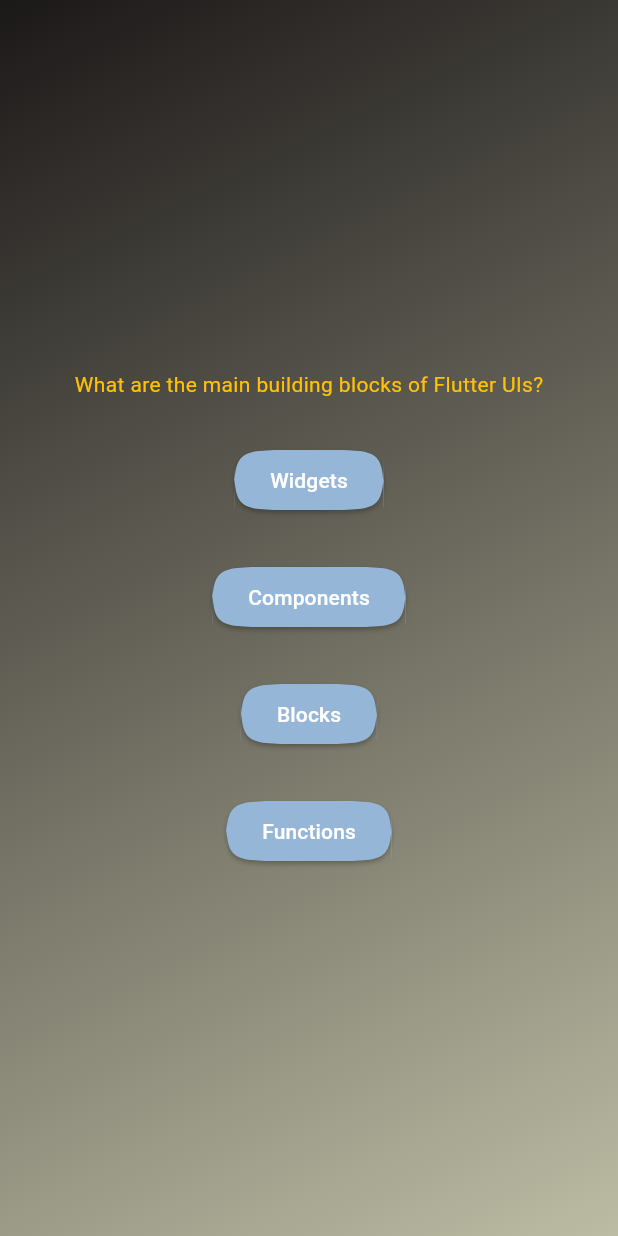
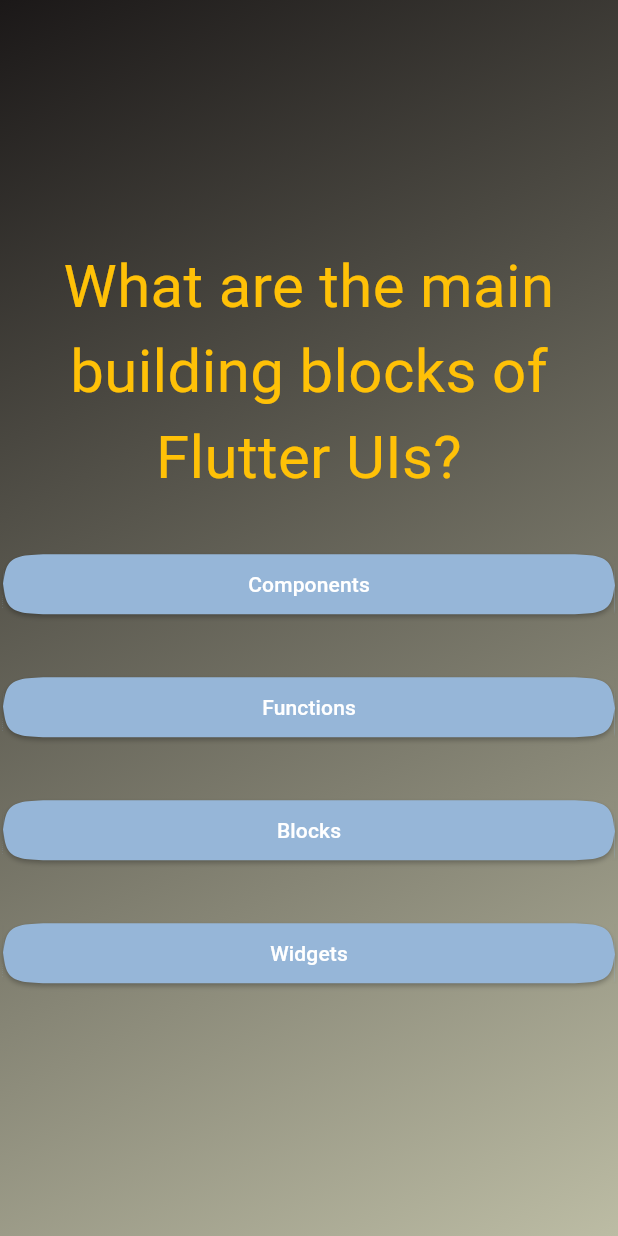
Before and after one commit to balayogigmcs/QuizApp, a Flutter app: the screen it shows after launch, after a tap on "Start Quiz", on a phone screen of 412 x 824 dp. Run offline on Flutter 3.47's test engine with Material 3 defaults, Android fonts, the phone set to English and light mode, and no system bars.

Commit message:
options shuffling

```diff
--- a/lib/answer_button.dart
+++ b/lib/answer_button.dart
@@ -9,7 +9,10 @@ class AnswerButton extends StatelessWidget {
 
   @override
   Widget build(context) {
-    return Column(
+    return Container(
+        margin: const EdgeInsets.all(2),
+        child: Column(
+          crossAxisAlignment: CrossAxisAlignment.stretch,
       children: [
         const SizedBox(
           height: 30,
@@ -26,6 +29,7 @@ class AnswerButton extends StatelessWidget {
           child: Text(answerText),
         ),
       ],
+        ),
     );
   }
 }
--- a/lib/models/quiz_question.dart
+++ b/lib/models/quiz_question.dart
@@ -3,4 +3,10 @@ class QuizQuestion{
 
   final String text;
   final List<String> answers;
+
+  List<String> getShuffledAnswers(){
+    final shuffledList = List.of(answers);
+    shuffledList.shuffle();
+    return shuffledList;
+  }
 }
--- a/lib/questions_screen.dart
+++ b/lib/questions_screen.dart
@@ -16,15 +16,18 @@ class _QuestionsScreenState extends State<QuestionsScreen> {
     final currentQuestion = questions[0];
 
     return SizedBox(
-      width: double.maxFinite,
+      width: double.infinity,
       child: Column(
+          crossAxisAlignment: CrossAxisAlignment.stretch,
           mainAxisAlignment: MainAxisAlignment.center,
           children: [
             Text(
               currentQuestion.text,
-            style: const TextStyle(color: Colors.amber),
+              style: const TextStyle(color: Colors.amber,fontSize: 40),
+              textAlign: TextAlign.center,
+
             ),
-          ...currentQuestion.answers.map(
+            ...currentQuestion.getShuffledAnswers().map(
               (answer) {
                 return AnswerButton(answerText: answer, onTap: () {});
               },
```
Lines whose indentation alone changed are shown as unchanged.
